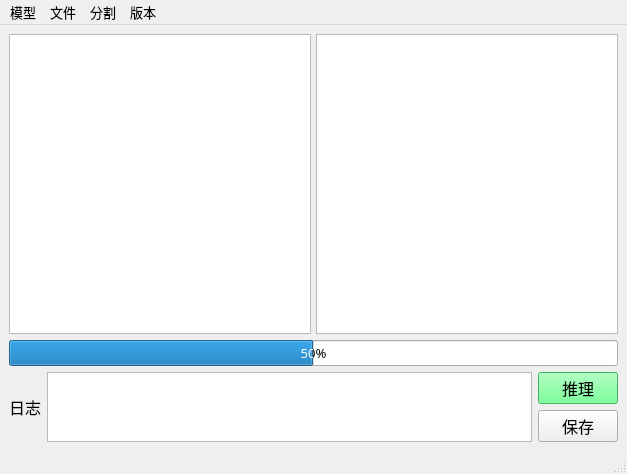
Before: the Qt Designer form ui/mainwindow.ui in Alexuebo/DL-auto-inference, drawn with Qt 5.
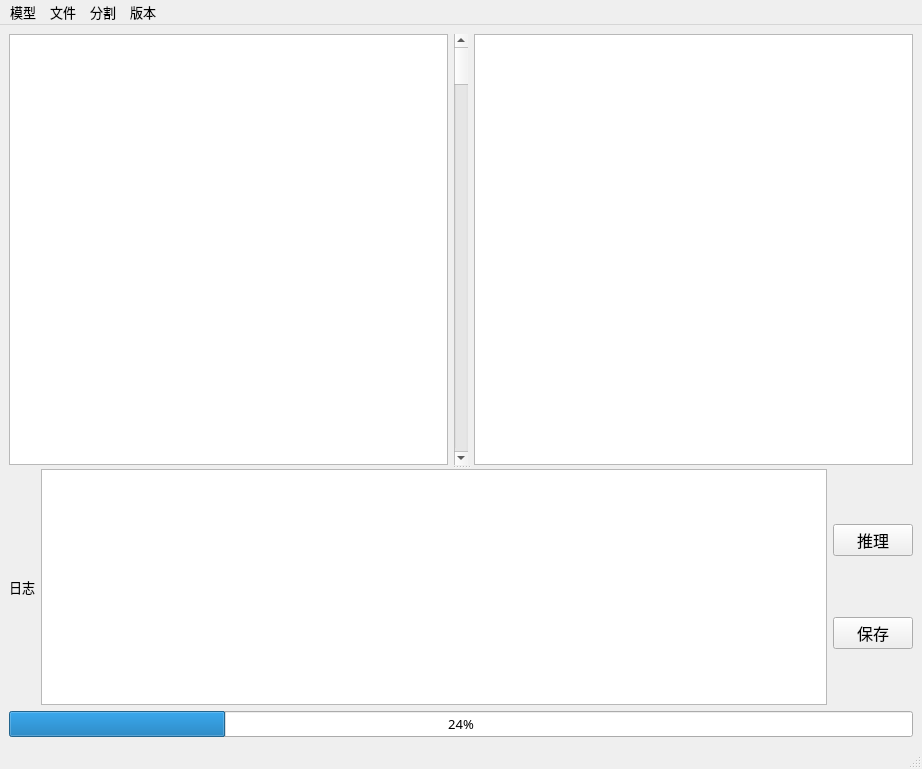
After: the same form once the commit is applied.

What changed in the file:
```diff
--- a/ui/mainwindow.ui
+++ b/ui/mainwindow.ui
@@ -6,530 +6,83 @@
    <rect>
     <x>0</x>
     <y>0</y>
-    <width>627</width>
-    <height>474</height>
+    <width>922</width>
+    <height>769</height>
    </rect>
   </property>
   <property name="font">
    <font>
     <family>苹方-简</family>
     <pointsize>10</pointsize>
-    <weight>50</weight>
-    <bold>false</bold>
    </font>
   </property>
   <property name="windowTitle">
    <string>深度学习模型推理</string>
   </property>
   <widget class="QWidget" name="centralwidget">
-   <layout class="QVBoxLayout" name="verticalLayout_2">
+   <layout class="QVBoxLayout" name="verticalLayout">
     <item>
-     <layout class="QVBoxLayout" name="verticalLayout">
-      <item>
+     <widget class="QSplitter" name="splitter">
+      <property name="orientation">
+       <enum>Qt::Vertical</enum>
+      </property>
+      <widget class="QWidget" name="horizontalLayoutWidget">
        <layout class="QHBoxLayout" name="ImageLayout">
-        <property name="spacing">
-         <number>5</number>
-        </property>
         <item>
          <widget class="QGraphicsView" name="image_view">
           <property name="minimumSize">
            <size>
-            <width>300</width>
-            <height>300</height>
+            <width>350</width>
+            <height>350</height>
            </size>
           </property>
          </widget>
         </item>
+        <item>
+         <widget class="QScrollBar" name="view_ScrollBar">
+          <property name="orientation">
+           <enum>Qt::Vertical</enum>
+          </property>
+         </widget>
+        </item>
         <item>
          <widget class="QGraphicsView" name="infer_view">
           <property name="minimumSize">
            <size>
-            <width>300</width>
-            <height>300</height>
+            <width>350</width>
+            <height>350</height>
            </size>
           </property>
          </widget>
         </item>
        </layout>
-      </item>
-      <item>
-       <widget class="QProgressBar" name="progressBar">
-        <property name="value">
-         <number>50</number>
-        </property>
-       </widget>
-      </item>
-      <item>
+      </widget>
+      <widget class="QWidget" name="horizontalLayoutWidget_2">
        <layout class="QHBoxLayout" name="blowLayout">
-        <item alignment="Qt::AlignHCenter">
+        <item>
          <widget class="QLabel" name="log_label">
-          <property name="minimumSize">
-           <size>
-            <width>25</width>
-            <height>0</height>
-           </size>
-          </property>
-          <property name="font">
-           <font>
-            <pointsize>12</pointsize>
-           </font>
-          </property>
           <property name="text">
            <string>日志</string>
           </property>
          </widget>
         </item>
         <item>
-         <widget class="QTextBrowser" name="log_data"/>
+         <widget class="QTextBrowser" name="log_data">
+          <property name="minimumSize">
+           <size>
+            <width>0</width>
+            <height>50</height>
+           </size>
+          </property>
+         </widget>
         </item>
         <item>
-         <layout class="QVBoxLayout" name="verticalLayout_3">
+         <layout class="QVBoxLayout" name="verticalLayout_2">
           <item>
            <widget class="QPushButton" name="btn_predict">
-            <property name="palette">
-             <palette>
-              <active>
-               <colorrole role="WindowText">
-                <brush brushstyle="SolidPattern">
-                 <color alpha="255">
-                  <red>0</red>
-                  <green>0</green>
-                  <blue>0</blue>
-                 </color>
-                </brush>
-               </colorrole>
-               <colorrole role="Button">
-                <brush brushstyle="SolidPattern">
-                 <color alpha="255">
-                  <red>85</red>
-                  <green>255</green>
-                  <blue>127</blue>
-                 </color>
-                </brush>
-               </colorrole>
-               <colorrole role="Light">
-                <brush brushstyle="SolidPattern">
-                 <color alpha="255">
-                  <red>213</red>
-                  <green>255</green>
-                  <blue>223</blue>
-                 </color>
-                </brush>
-               </colorrole>
-               <colorrole role="Midlight">
-                <brush brushstyle="SolidPattern">
-                 <color alpha="255">
-                  <red>149</red>
-                  <green>255</green>
-                  <blue>175</blue>
-                 </color>
-                </brush>
-               </colorrole>
-               <colorrole role="Dark">
-                <brush brushstyle="SolidPattern">
-                 <color alpha="255">
-                  <red>42</red>
-                  <green>127</green>
-                  <blue>63</blue>
-                 </color>
-                </brush>
-               </colorrole>
-               <colorrole role="Mid">
-                <brush brushstyle="SolidPattern">
-                 <color alpha="255">
-                  <red>56</red>
-                  <green>170</green>
-                  <blue>84</blue>
-                 </color>
-                </brush>
-               </colorrole>
-               <colorrole role="Text">
-                <brush brushstyle="SolidPattern">
-                 <color alpha="255">
-                  <red>0</red>
-                  <green>0</green>
-                  <blue>0</blue>
-                 </color>
-                </brush>
-               </colorrole>
-               <colorrole role="BrightText">
-                <brush brushstyle="SolidPattern">
-                 <color alpha="255">
-                  <red>255</red>
-                  <green>255</green>
-                  <blue>255</blue>
-                 </color>
-                </brush>
-               </colorrole>
-               <colorrole role="ButtonText">
-                <brush brushstyle="SolidPattern">
-                 <color alpha="255">
-                  <red>0</red>
-                  <green>0</green>
-                  <blue>0</blue>
-                 </color>
-                </brush>
-               </colorrole>
-               <colorrole role="Base">
-                <brush brushstyle="SolidPattern">
-                 <color alpha="255">
-                  <red>255</red>
-                  <green>255</green>
-                  <blue>255</blue>
-                 </color>
-                </brush>
-               </colorrole>
-               <colorrole role="Window">
-                <brush brushstyle="SolidPattern">
-                 <color alpha="255">
-                  <red>85</red>
-                  <green>255</green>
-                  <blue>127</blue>
-                 </color>
-                </brush>
-               </colorrole>
-               <colorrole role="Shadow">
-                <brush brushstyle="SolidPattern">
-                 <color alpha="255">
-                  <red>0</red>
-                  <green>0</green>
-                  <blue>0</blue>
-                 </color>
-                </brush>
-               </colorrole>
-               <colorrole role="AlternateBase">
-                <brush brushstyle="SolidPattern">
-                 <color alpha="255">
-                  <red>170</red>
-                  <green>255</green>
-                  <blue>191</blue>
-                 </color>
-                </brush>
-               </colorrole>
-               <colorrole role="ToolTipBase">
-                <brush brushstyle="SolidPattern">
-                 <color alpha="255">
-                  <red>255</red>
-                  <green>255</green>
-                  <blue>220</blue>
-                 </color>
-                </brush>
-               </colorrole>
-               <colorrole role="ToolTipText">
-                <brush brushstyle="SolidPattern">
-                 <color alpha="255">
-                  <red>0</red>
-                  <green>0</green>
-                  <blue>0</blue>
-                 </color>
-                </brush>
-               </colorrole>
-               <colorrole role="PlaceholderText">
-                <brush brushstyle="SolidPattern">
-                 <color alpha="128">
-                  <red>0</red>
-                  <green>0</green>
-                  <blue>0</blue>
-                 </color>
-                </brush>
-               </colorrole>
-              </active>
-              <inactive>
-               <colorrole role="WindowText">
-                <brush brushstyle="SolidPattern">
-                 <color alpha="255">
-                  <red>0</red>
-                  <green>0</green>
-                  <blue>0</blue>
-                 </color>
-                </brush>
-               </colorrole>
-               <colorrole role="Button">
-                <brush brushstyle="SolidPattern">
-                 <color alpha="255">
-                  <red>85</red>
-                  <green>255</green>
-                  <blue>127</blue>
-                 </color>
-                </brush>
-               </colorrole>
-               <colorrole role="Light">
-                <brush brushstyle="SolidPattern">
-                 <color alpha="255">
-                  <red>213</red>
-                  <green>255</green>
-                  <blue>223</blue>
-                 </color>
-                </brush>
-               </colorrole>
-               <colorrole role="Midlight">
-                <brush brushstyle="SolidPattern">
-                 <color alpha="255">
-                  <red>149</red>
-                  <green>255</green>
-                  <blue>175</blue>
-                 </color>
-                </brush>
-               </colorrole>
-               <colorrole role="Dark">
-                <brush brushstyle="SolidPattern">
-                 <color alpha="255">
-                  <red>42</red>
-                  <green>127</green>
-                  <blue>63</blue>
-                 </color>
-                </brush>
-               </colorrole>
-               <colorrole role="Mid">
-                <brush brushstyle="SolidPattern">
-                 <color alpha="255">
-                  <red>56</red>
-                  <green>170</green>
-                  <blue>84</blue>
-                 </color>
-                </brush>
-               </colorrole>
-               <colorrole role="Text">
-                <brush brushstyle="SolidPattern">
-                 <color alpha="255">
-                  <red>0</red>
-                  <green>0</green>
-                  <blue>0</blue>
-                 </color>
-                </brush>
-               </colorrole>
-               <colorrole role="BrightText">
-                <brush brushstyle="SolidPattern">
-                 <color alpha="255">
-                  <red>255</red>
-                  <green>255</green>
-                  <blue>255</blue>
-                 </color>
-                </brush>
-               </colorrole>
-               <colorrole role="ButtonText">
-                <brush brushstyle="SolidPattern">
-                 <color alpha="255">
-                  <red>0</red>
-                  <green>0</green>
-                  <blue>0</blue>
-                 </color>
-                </brush>
-               </colorrole>
-               <colorrole role="Base">
-                <brush brushstyle="SolidPattern">
-                 <color alpha="255">
-                  <red>255</red>
-                  <green>255</green>
-                  <blue>255</blue>
-                 </color>
-                </brush>
-               </colorrole>
-               <colorrole role="Window">
-                <brush brushstyle="SolidPattern">
-                 <color alpha="255">
-                  <red>85</red>
-                  <green>255</green>
-                  <blue>127</blue>
-                 </color>
-                </brush>
-               </colorrole>
-               <colorrole role="Shadow">
-                <brush brushstyle="SolidPattern">
-                 <color alpha="255">
-                  <red>0</red>
-                  <green>0</green>
-                  <blue>0</blue>
-                 </color>
-                </brush>
-               </colorrole>
-               <colorrole role="AlternateBase">
-                <brush brushstyle="SolidPattern">
-                 <color alpha="255">
-                  <red>170</red>
-                  <green>255</green>
-                  <blue>191</blue>
-                 </color>
-                </brush>
-               </colorrole>
-               <colorrole role="ToolTipBase">
-                <brush brushstyle="SolidPattern">
-                 <color alpha="255">
-                  <red>255</red>
-                  <green>255</green>
-                  <blue>220</blue>
-                 </color>
-                </brush>
-               </colorrole>
-               <colorrole role="ToolTipText">
-                <brush brushstyle="SolidPattern">
-                 <color alpha="255">
-                  <red>0</red>
-                  <green>0</green>
-                  <blue>0</blue>
-                 </color>
-                </brush>
-               </colorrole>
-               <colorrole role="PlaceholderText">
-                <brush brushstyle="SolidPattern">
-                 <color alpha="128">
-                  <red>0</red>
-                  <green>0</green>
-                  <blue>0</blue>
-                 </color>
-                </brush>
-               </colorrole>
-              </inactive>
-              <disabled>
-               <colorrole role="WindowText">
-                <brush brushstyle="SolidPattern">
-                 <color alpha="255">
-                  <red>42</red>
-                  <green>127</green>
-                  <blue>63</blue>
-                 </color>
-                </brush>
-               </colorrole>
-               <colorrole role="Button">
-                <brush brushstyle="SolidPattern">
-                 <color alpha="255">
-                  <red>85</red>
-                  <green>255</green>
-                  <blue>127</blue>
-                 </color>
-                </brush>
-               </colorrole>
-               <colorrole role="Light">
-                <brush brushstyle="SolidPattern">
-                 <color alpha="255">
-                  <red>213</red>
-                  <green>255</green>
-                  <blue>223</blue>
-                 </color>
-                </brush>
-               </colorrole>
-               <colorrole role="Midlight">
-                <brush brushstyle="SolidPattern">
-                 <color alpha="255">
-                  <red>149</red>
-                  <green>255</green>
-                  <blue>175</blue>
-                 </color>
-                </brush>
-               </colorrole>
-               <colorrole role="Dark">
-                <brush brushstyle="SolidPattern">
-                 <color alpha="255">
-                  <red>42</red>
-                  <green>127</green>
-                  <blue>63</blue>
-                 </color>
-                </brush>
-               </colorrole>
-               <colorrole role="Mid">
-                <brush brushstyle="SolidPattern">
-                 <color alpha="255">
-                  <red>56</red>
-                  <green>170</green>
-                  <blue>84</blue>
-                 </color>
-                </brush>
-               </colorrole>
-               <colorrole role="Text">
-                <brush brushstyle="SolidPattern">
-                 <color alpha="255">
-                  <red>42</red>
-                  <green>127</green>
-                  <blue>63</blue>
-                 </color>
-                </brush>
-               </colorrole>
-               <colorrole role="BrightText">
-                <brush brushstyle="SolidPattern">
-                 <color alpha="255">
-                  <red>255</red>
-                  <green>255</green>
-                  <blue>255</blue>
-                 </color>
-                </brush>
-               </colorrole>
-               <colorrole role="ButtonText">
-                <brush brushstyle="SolidPattern">
-                 <color alpha="255">
-                  <red>42</red>
-                  <green>127</green>
-                  <blue>63</blue>
-                 </color>
-                </brush>
-               </colorrole>
-               <colorrole role="Base">
-                <brush brushstyle="SolidPattern">
-                 <color alpha="255">
-                  <red>85</red>
-                  <green>255</green>
-                  <blue>127</blue>
-                 </color>
-                </brush>
-               </colorrole>
-               <colorrole role="Window">
-                <brush brushstyle="SolidPattern">
-                 <color alpha="255">
-                  <red>85</red>
-                  <green>255</green>
-                  <blue>127</blue>
-                 </color>
-                </brush>
-               </colorrole>
-               <colorrole role="Shadow">
-                <brush brushstyle="SolidPattern">
-                 <color alpha="255">
-                  <red>0</red>
-                  <green>0</green>
-                  <blue>0</blue>
-                 </color>
-                </brush>
-               </colorrole>
-               <colorrole role="AlternateBase">
-                <brush brushstyle="SolidPattern">
-                 <color alpha="255">
-                  <red>85</red>
-                  <green>255</green>
-                  <blue>127</blue>
-                 </color>
-                </brush>
-               </colorrole>
-               <colorrole role="ToolTipBase">
-                <brush brushstyle="SolidPattern">
-                 <color alpha="255">
-                  <red>255</red>
-                  <green>255</green>
-                  <blue>220</blue>
-                 </color>
-                </brush>
-               </colorrole>
-               <colorrole role="ToolTipText">
-                <brush brushstyle="SolidPattern">
-                 <color alpha="255">
-                  <red>0</red>
-                  <green>0</green>
-                  <blue>0</blue>
-                 </color>
-                </brush>
-               </colorrole>
-               <colorrole role="PlaceholderText">
-                <brush brushstyle="SolidPattern">
-                 <color alpha="128">
-                  <red>0</red>
-                  <green>0</green>
-                  <blue>0</blue>
-                 </color>
-                </brush>
-               </colorrole>
-              </disabled>
-             </palette>
-            </property>
             <property name="font">
              <font>
+              <family>苹方-简</family>
               <pointsize>12</pointsize>
              </font>
             </property>
@@ -545,6 +98,7 @@
            <widget class="QPushButton" name="btn_save">
             <property name="font">
              <font>
+              <family>苹方-简</family>
               <pointsize>12</pointsize>
              </font>
             </property>
@@ -556,8 +110,15 @@
          </layout>
         </item>
        </layout>
-      </item>
-     </layout>
+      </widget>
+     </widget>
+    </item>
+    <item>
+     <widget class="QProgressBar" name="progressBar">
+      <property name="value">
+       <number>24</number>
+      </property>
+     </widget>
     </item>
    </layout>
   </widget>
@@ -566,10 +127,16 @@
     <rect>
      <x>0</x>
      <y>0</y>
-     <width>627</width>
+     <width>922</width>
      <height>22</height>
     </rect>
    </property>
+   <widget class="QMenu" name="menuselect">
+    <property name="title">
+     <string>模型</string>
+    </property>
+    <addaction name="action_select"/>
+   </widget>
    <widget class="QMenu" name="menufile">
     <property name="title">
      <string>文件</string>
@@ -586,23 +153,11 @@
     <addaction name="action_save_result"/>
    </widget>
    <widget class="QMenu" name="menuhelp">
-    <property name="font">
-     <font>
-      <family>苹方-简</family>
-      <pointsize>10</pointsize>
-     </font>
-    </property>
     <property name="title">
      <string>版本</string>
     </property>
     <addaction name="action_about"/>
    </widget>
-   <widget class="QMenu" name="menuselect">
-    <property name="title">
-     <string>模型</string>
-    </property>
-    <addaction name="action_select"/>
-   </widget>
    <addaction name="menuselect"/>
    <addaction name="menufile"/>
    <addaction name="menuSegmentation"/>
```
Left out of the diff: 58 changed lines with no effect on the pictures.
